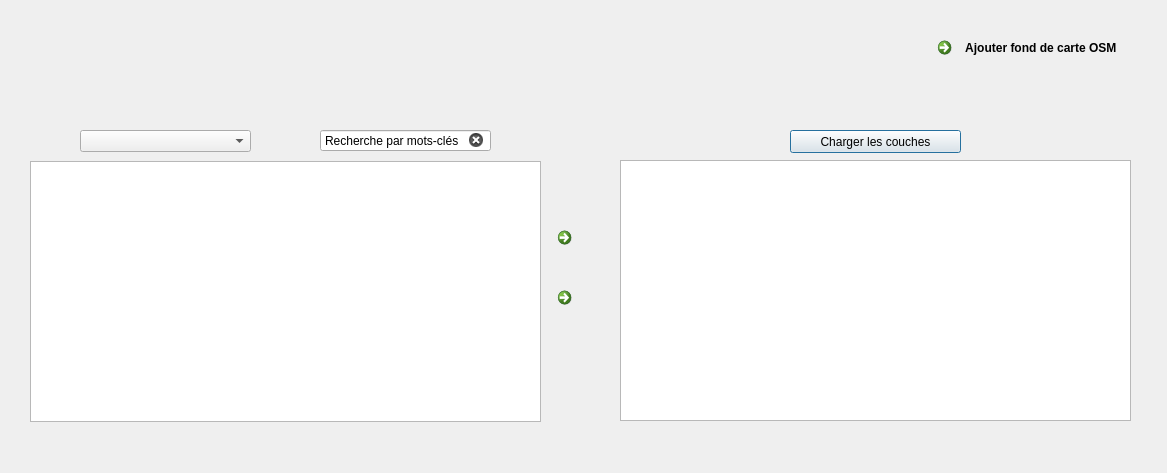
CEN-Nouvelle-Aquitaine/fluxcen, file FluxCEN_dialog_base.ui: the form before one commit.
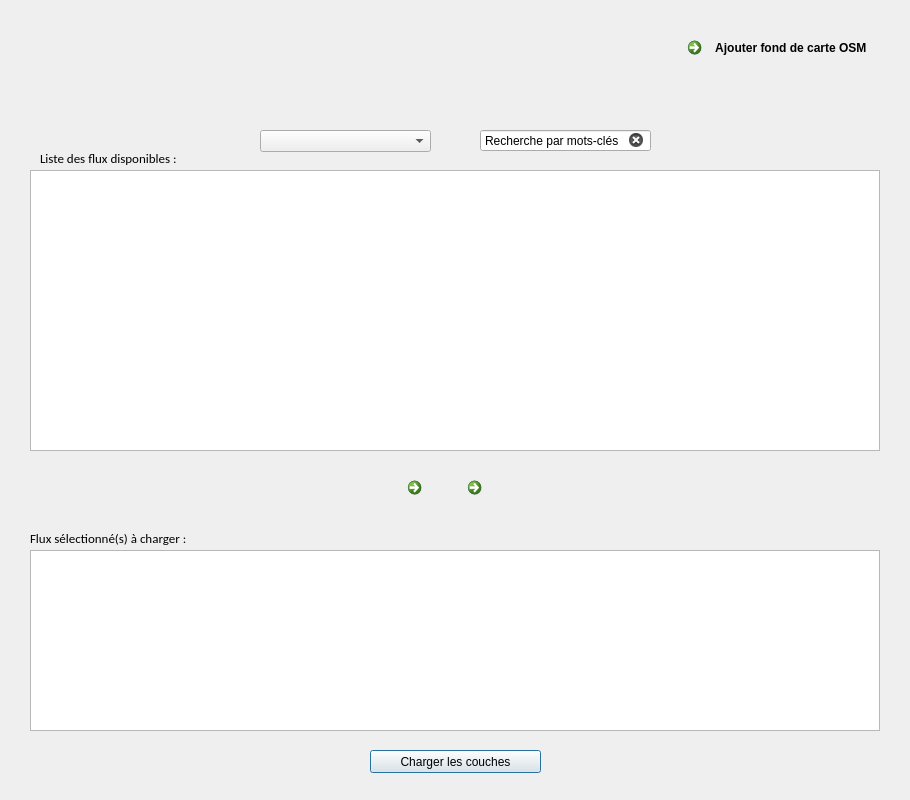
The form after the commit. Icons and pictures are not drawn.

```diff
--- a/FluxCEN_dialog_base.ui
+++ b/FluxCEN_dialog_base.ui
@@ -9,20 +9,20 @@
    <rect>
     <x>0</x>
     <y>0</y>
-    <width>1167</width>
-    <height>473</height>
+    <width>910</width>
+    <height>800</height>
    </rect>
   </property>
   <property name="minimumSize">
    <size>
-    <width>1167</width>
-    <height>473</height>
+    <width>910</width>
+    <height>800</height>
    </size>
   </property>
   <property name="maximumSize">
    <size>
-    <width>1167</width>
-    <height>473</height>
+    <width>910</width>
+    <height>800</height>
    </size>
   </property>
   <property name="windowTitle">
@@ -31,7 +31,7 @@
   <widget class="QComboBox" name="comboBox">
    <property name="geometry">
     <rect>
-     <x>80</x>
+     <x>260</x>
      <y>130</y>
      <width>171</width>
      <height>22</height>
@@ -47,7 +47,7 @@
   <widget class="QLabel" name="label_3">
    <property name="geometry">
     <rect>
-     <x>470</x>
+     <x>350</x>
      <y>20</y>
      <width>221</width>
      <height>71</height>
@@ -66,8 +66,8 @@
   <widget class="QPushButton" name="pushButton_2">
    <property name="geometry">
     <rect>
-     <x>790</x>
-     <y>130</y>
+     <x>370</x>
+     <y>750</y>
      <width>171</width>
      <height>23</height>
     </rect>
@@ -83,9 +83,9 @@
    <property name="geometry">
     <rect>
      <x>30</x>
-     <y>161</y>
-     <width>511</width>
-     <height>261</height>
+     <y>170</y>
+     <width>850</width>
+     <height>281</height>
     </rect>
    </property>
    <property name="selectionMode">
@@ -98,10 +98,10 @@
   <widget class="QTableWidget" name="tableWidget_2">
    <property name="geometry">
     <rect>
-     <x>620</x>
-     <y>160</y>
-     <width>511</width>
-     <height>261</height>
+     <x>30</x>
+     <y>550</y>
+     <width>850</width>
+     <height>181</height>
     </rect>
    </property>
    <property name="selectionMode">
@@ -111,8 +111,8 @@
   <widget class="QCommandLinkButton" name="commandLinkButton">
    <property name="geometry">
     <rect>
-     <x>550</x>
-     <y>220</y>
+     <x>400</x>
+     <y>470</y>
      <width>61</width>
      <height>61</height>
     </rect>
@@ -134,8 +134,8 @@
   <widget class="QCommandLinkButton" name="commandLinkButton_2">
    <property name="geometry">
     <rect>
-     <x>550</x>
-     <y>280</y>
+     <x>460</x>
+     <y>470</y>
      <width>61</width>
      <height>61</height>
     </rect>
@@ -160,7 +160,7 @@
    </property>
    <property name="geometry">
     <rect>
-     <x>320</x>
+     <x>480</x>
      <y>130</y>
      <width>171</width>
      <height>21</height>
@@ -182,7 +182,7 @@
   <widget class="QCommandLinkButton" name="commandLinkButton_3">
    <property name="geometry">
     <rect>
-     <x>930</x>
+     <x>680</x>
      <y>30</y>
      <width>201</width>
      <height>41</height>
@@ -208,6 +208,46 @@
     </size>
    </property>
   </widget>
+  <widget class="QLabel" name="label">
+   <property name="geometry">
+    <rect>
+     <x>40</x>
+     <y>150</y>
+     <width>161</width>
+     <height>16</height>
+    </rect>
+   </property>
+   <property name="font">
+    <font>
+     <family>Calibri</family>
+     <pointsize>10</pointsize>
+     <italic>false</italic>
+    </font>
+   </property>
+   <property name="text">
+    <string>Liste des flux disponibles :</string>
+   </property>
+  </widget>
+  <widget class="QLabel" name="label_2">
+   <property name="geometry">
+    <rect>
+     <x>30</x>
+     <y>530</y>
+     <width>171</width>
+     <height>16</height>
+    </rect>
+   </property>
+   <property name="font">
+    <font>
+     <family>Calibri</family>
+     <pointsize>10</pointsize>
+     <italic>false</italic>
+    </font>
+   </property>
+   <property name="text">
+    <string>Flux sélectionné(s) à charger :</string>
+   </property>
+  </widget>
  </widget>
  <resources>
  </resources>
```
Left out of the diff: 2 changed lines with no effect on the pictures.
